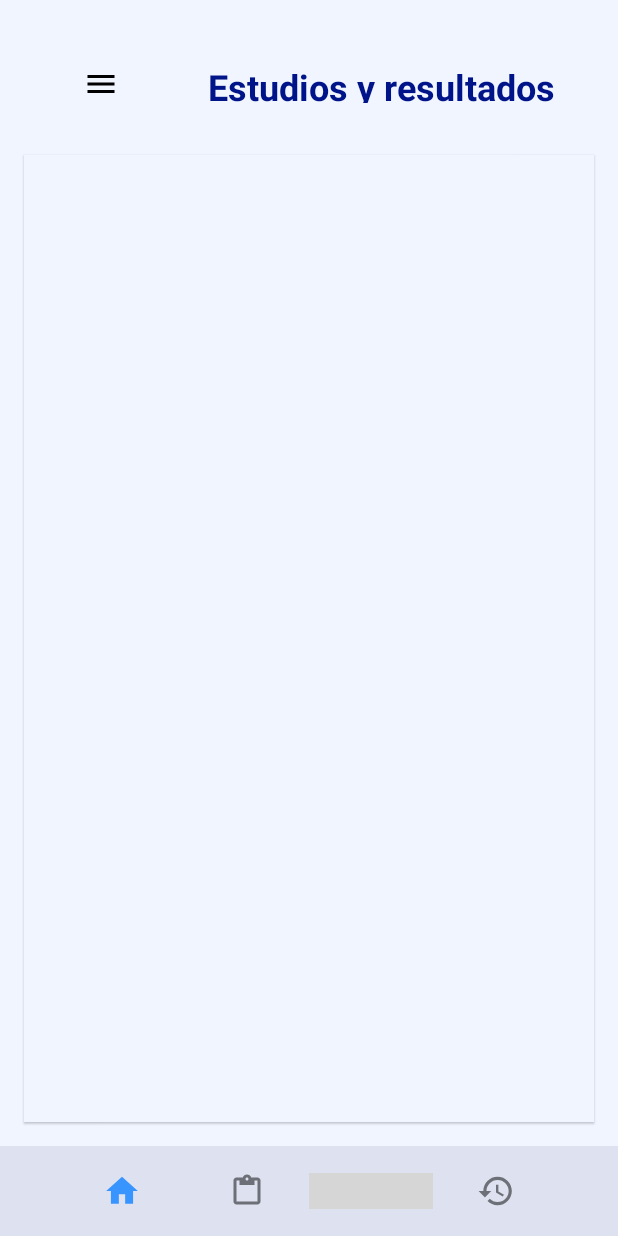
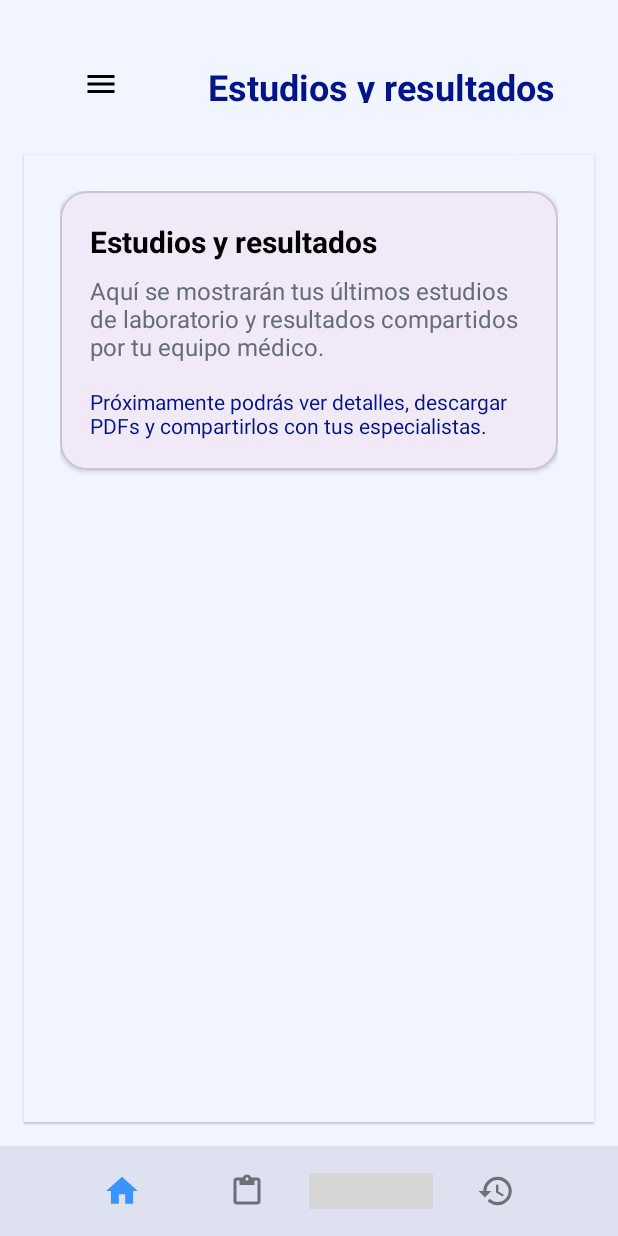
Before and after one commit to joe-chic/benavides, an Android app: the PatientHomeActivity screen opened directly, with no data from a screen before it, after a tap on "Estudios y resultados", on a phone screen of 412 x 824 dp. Run offline under Robolectric (Android 15) with nearby library versions, the phone set to English and light mode, and no system bars; 1 other tap on this screen came first; grey boxes are pictures that could not be loaded.

Commit message:
Studies and Results now uses its own fragment and not Home fragment

```diff
--- a/android-app/app/src/main/java/jonathan/humphreys/benavidesapp/ui/patient/PatientHomeActivity.kt
+++ b/android-app/app/src/main/java/jonathan/humphreys/benavidesapp/ui/patient/PatientHomeActivity.kt
@@ -66,7 +66,7 @@ class PatientHomeActivity : AppCompatActivity() {
 
         // Sidebar menu items
         binding.sidebarEstudiosResultados.setOnClickListener {
-            handleSidebarSelection(binding.sidebarEstudiosResultados, "Estudios y resultados", HomeFragment())
+            handleSidebarSelection(binding.sidebarEstudiosResultados, "Estudios y resultados", StudiesResultsFragment())
         }
 
         binding.sidebarSignosVitales.setOnClickListener {
--- /dev/null
+++ b/android-app/app/src/main/java/jonathan/humphreys/benavidesapp/ui/patient/fragments/StudiesResultsFragment.kt
@@ -0,0 +1,19 @@
+package jonathan.humphreys.benavidesapp.ui.patient.fragments
+
+import android.os.Bundle
+import android.view.LayoutInflater
+import android.view.View
+import android.view.ViewGroup
+import androidx.fragment.app.Fragment
+import jonathan.humphreys.benavidesapp.R
+
+class StudiesResultsFragment : Fragment() {
+
+    override fun onCreateView(
+        inflater: LayoutInflater,
+        container: ViewGroup?,
+        savedInstanceState: Bundle?
+    ): View? {
+        return inflater.inflate(R.layout.fragment_studies_results, container, false)
+    }
+}
--- /dev/null
+++ b/android-app/app/src/main/res/layout/fragment_studies_results.xml
@@ -0,0 +1,54 @@
+<?xml version="1.0" encoding="utf-8"?>
+<androidx.constraintlayout.widget.ConstraintLayout xmlns:android="http://schemas.android.com/apk/res/android"
+    xmlns:app="http://schemas.android.com/apk/res-auto"
+    android:layout_width="match_parent"
+    android:layout_height="match_parent"
+    android:background="@color/bg_app"
+    android:padding="24dp">
+
+    <com.google.android.material.card.MaterialCardView
+        android:id="@+id/studiesCard"
+        android:layout_width="0dp"
+        android:layout_height="wrap_content"
+        app:cardCornerRadius="18dp"
+        app:cardElevation="2dp"
+        app:layout_constraintTop_toTopOf="parent"
+        app:layout_constraintStart_toStartOf="parent"
+        app:layout_constraintEnd_toEndOf="parent">
+
+        <LinearLayout
+            android:layout_width="match_parent"
+            android:layout_height="wrap_content"
+            android:orientation="vertical"
+            android:padding="20dp">
+
+            <TextView
+                android:id="@+id/studiesTitle"
+                android:layout_width="match_parent"
+                android:layout_height="wrap_content"
+                android:text="@string/studies_results_title"
+                android:textColor="@color/text_dark"
+                android:textSize="20sp"
+                android:textStyle="bold" />
+
+            <TextView
+                android:id="@+id/studiesDescription"
+                android:layout_width="match_parent"
+                android:layout_height="wrap_content"
+                android:layout_marginTop="8dp"
+                android:text="@string/studies_results_description"
+                android:textColor="@color/text_secondary"
+                android:textSize="16sp" />
+
+            <TextView
+                android:id="@+id/studiesHint"
+                android:layout_width="match_parent"
+                android:layout_height="wrap_content"
+                android:layout_marginTop="16dp"
+                android:text="@string/studies_results_hint"
+                android:textColor="@color/brand_primary"
+                android:textSize="14sp" />
+        </LinearLayout>
+    </com.google.android.material.card.MaterialCardView>
+
+</androidx.constraintlayout.widget.ConstraintLayout>
--- a/android-app/app/src/main/res/values/strings.xml
+++ b/android-app/app/src/main/res/values/strings.xml
@@ -21,6 +21,9 @@
     <string name="prescriptions_vigente_label">Vigentes: %1$d</string>
     <string name="prescriptions_dispensada_label">Dispensadas: %1$d</string>
     <string name="prescriptions_otras_label">Otras: %1$d</string>
+    <string name="studies_results_title">Estudios y resultados</string>
+    <string name="studies_results_description">Aquí se mostrarán tus últimos estudios de laboratorio y resultados compartidos por tu equipo médico.</string>
+    <string name="studies_results_hint">Próximamente podrás ver detalles, descargar PDFs y compartirlos con tus especialistas.</string>
 
     <!-- Login Screen -->
     <string name="login_title">Inicio de sesión</string>
```
Also changed, not shown: 1 other file.
